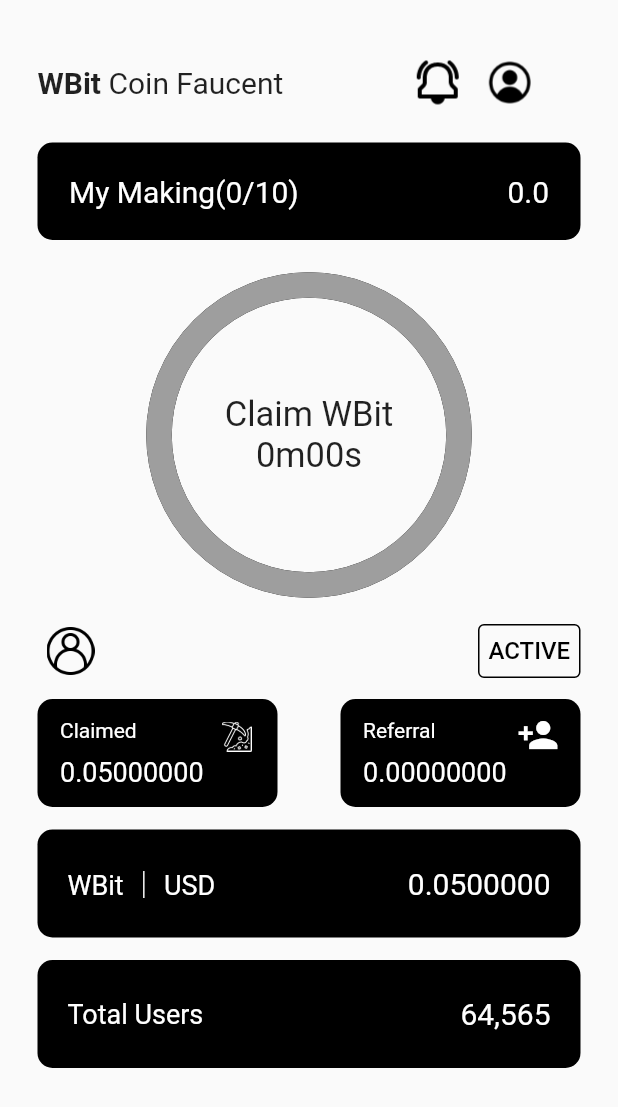
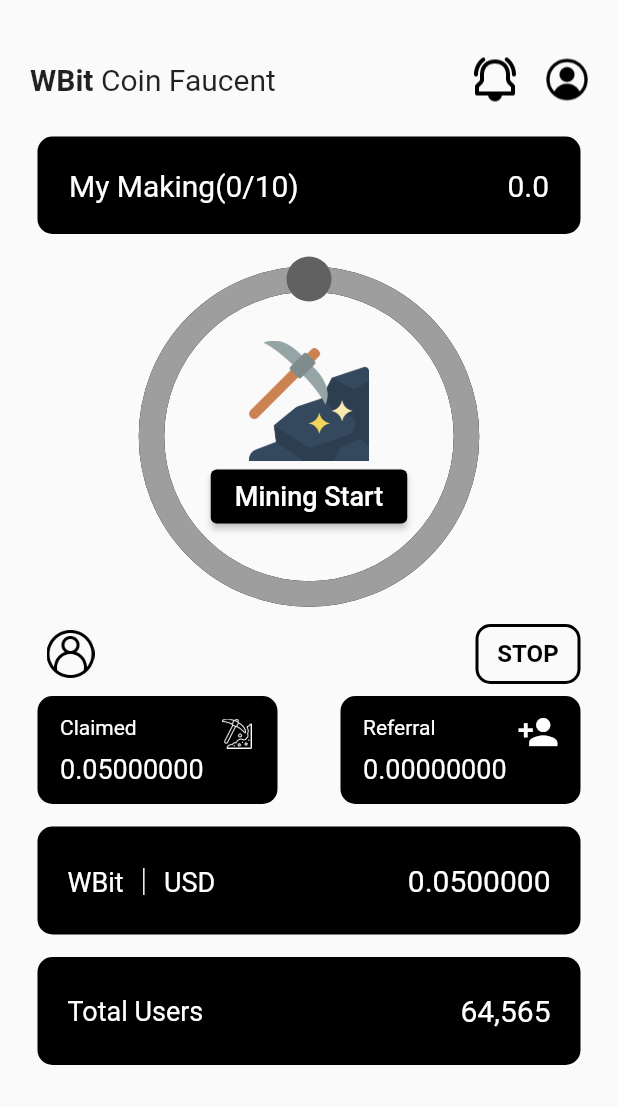
Before and after one commit to mym1986/flutter_miningwallet, a Flutter app: the Body screen opened directly, on a phone screen of 412 x 824 dp. Shown: the top 1107 px of the screen. Run offline on Flutter 3.47's test engine with Material 2 defaults, Android fonts, the light colour scheme and no system bars; our stand-ins replace dio, firebase_auth, firebase_core, flutter_secure_storage, flutter_svg, google_sign_in and 1 more; accounts and stored records are empty.

Commit message:
Modify 1) Top Size 2) customtimer 3) btn change ctn

```diff
--- a/lib/screens/MainScreen/components/body.dart
+++ b/lib/screens/MainScreen/components/body.dart
@@ -31,18 +31,20 @@ class _BodyState extends State<Body> with SingleTickerProviderStateMixin {
   @override
   void initState() {
     super.initState();
-    controller = AnimationController(vsync: this, duration: Duration(/*seconds: 10*/minutes: 10));
+    controller = AnimationController(
+        vsync: this, duration: Duration(/*seconds: 10*/ minutes: 10));
     _getEmail().then((val) => setState(() {
           email = val.toString();
-      _coinRepository.getMining(val.toString(), 0.05)
+          _coinRepository
+              .getMining(val.toString(), 0.05)
               .then((result) => setState(() {
-              if(double.parse(result["miningValue"]) > 0) {
+                    if (double.parse(result["miningValue"]) > 0) {
                       value = double.parse(result["miningValue"]);
                     }
-              if(double.parse(result["amount"]) > 0) {
+                    if (double.parse(result["amount"]) > 0) {
                       myValue = double.parse(result["amount"]);
                     }
-              if(int.parse(result["todayCount"]) > 0) {
+                    if (int.parse(result["todayCount"]) > 0) {
                       todayCount = int.parse(result["todayCount"]);
                     }
                     controller.reverse(from: 1 - value);
@@ -51,19 +53,18 @@ class _BodyState extends State<Body> with SingleTickerProviderStateMixin {
         }));
   }
 
-
-  Future<String> _getEmail() async{
+  Future<String> _getEmail() async {
     final FlutterSecureStorage storage = FlutterSecureStorage();
     return await storage.read(key: "User");
   }
 
-  Future<bool> _startMining() async{
+  Future<bool> _startMining() async {
     Map resultMap = await _coinRepository.updateMining(email, 0.05);
     myValue = resultMap["value"];
     return true;
   }
 
-  Future<bool> _getMining() async{
+  Future<bool> _getMining() async {
     Map resultMap = await _coinRepository.getMining(email, 0.05);
     myValue = resultMap["value"];
     Navigator.push(context, MaterialPageRoute(builder: (context) {
@@ -72,14 +73,14 @@ class _BodyState extends State<Body> with SingleTickerProviderStateMixin {
     return true;
   }
 
-  Future<void> _setStatus() async{
+  Future<void> _setStatus() async {
     //await _coinRepository.getMining(email, 0.05);
   }
 
   @override
   Widget build(BuildContext context) {
-
-    var animation = CurvedAnimation(parent: controller, curve: Curves.bounceInOut);
+    var animation =
+        CurvedAnimation(parent: controller, curve: Curves.bounceInOut);
     animation.addStatusListener((status) async {
       print("status : " + status.toString());
       print("controller.value : " + controller.value.toString());
@@ -96,15 +97,22 @@ class _BodyState extends State<Body> with SingleTickerProviderStateMixin {
           SizedBox(
             height: 15,
           ),
-          Container(
-            margin: EdgeInsets.symmetric(horizontal: 25, vertical: 15),
+          Padding(
+            padding: const EdgeInsets.only(left: 10),
+            child: Container(
+              margin: EdgeInsets.symmetric(horizontal: 10, vertical: 13),
               height: 50,
               // color: Colors.black,
+              child: Row(
+                mainAxisAlignment: MainAxisAlignment.spaceBetween,
+                children: [
+                  Container(
                     child: Row(
                       children: [
                         Text(
                           "WBit",
-                  style: TextStyle(fontWeight: FontWeight.bold, fontSize: 20),
+                          style: TextStyle(
+                              fontWeight: FontWeight.bold, fontSize: 20),
                         ),
                         SizedBox(
                           width: 5,
@@ -113,9 +121,12 @@ class _BodyState extends State<Body> with SingleTickerProviderStateMixin {
                           "Coin Faucent",
                           style: TextStyle(fontSize: 20),
                         ),
-                SizedBox(
-                  width: 79,
+                      ],
                     ),
+                  ),
+                  Container(
+                    child: Row(
+                      children: [
                         IconButton(
                           onPressed: () {
                             Navigator.push(
@@ -144,8 +155,12 @@ class _BodyState extends State<Body> with SingleTickerProviderStateMixin {
                             "assets/icons/mypage.png",
                             height: 35,
                           ),
-                )
+                        ),
                       ],
+                    ),
+                  ),
+                ],
+              ),
             ),
           ),
           Padding(
@@ -213,45 +228,54 @@ class _BodyState extends State<Body> with SingleTickerProviderStateMixin {
   }
 
   Widget countdowntimer() {
-    return GestureDetector(
-      onTap: () {
-        if (!controller.isAnimating && todayCount < 10) {
-          controller.reverse(from: controller.value == 0.0 ? 1.0 : controller.value);
-        }
-      },
-      child: AnimatedBuilder(
+    return
+        // GestureDetector(
+        //   onTap: () {
+        //     if (!controller.isAnimating && todayCount < 10) {
+        //       controller.reverse(
+        //           from: controller.value == 0.0 ? 1.0 : controller.value);
+        //     }
+        //   },
+        // child:
+        AnimatedBuilder(
             animation: controller,
             builder: (context, child) {
               return CustomPaint(
                 foregroundPainter: CustomTimerPainter(animation: controller),
                 child: Container(
-                width: 200,
-                height: 200,
+                  width: 210,
+                  height: 210,
                   // color: Colors.black,
                   child: Column(
                     mainAxisAlignment: MainAxisAlignment.center,
                     children: [
-                    Text(
-                      "Claim WBit",
-                      style: TextStyle(fontSize: 23),
+                      Image.asset(
+                        "assets/icons/mining.png",
+                        height: 80,
                       ),
-                    Text(
-                      timerString,
-                      style: TextStyle(fontSize: 23),
+                      ElevatedButton(
+                        style: ElevatedButton.styleFrom(
+                            primary: Colors.black, onPrimary: Colors.white),
+                        onPressed: () {
+                          if (!controller.isAnimating && todayCount < 10) {
+                            controller.reverse(
+                                from: controller.value == 0.0
+                                    ? 1.0
+                                    : controller.value);
+                          }
+                        },
+                        child: Text(
+                            controller.isAnimating
+                                ? timerString
+                                : "Mining Start",
+                            style:
+                                TextStyle(color: Colors.white, fontSize: 18)),
                       ),
-                    // GestureDetector(
-                    //   onTap: () {
-                    //     if (!controller.isAnimating && todayCount < 10) {
-                    //       controller.reverse(from: controller.value == 0.0 ? 1.0 : controller.value);
-                    //     }
-                    //   },
-                    // )
                     ],
                   ),
                 ),
               );
-          }),
-    );
+            });
   }
 
   Widget useractive(String email) {
@@ -277,22 +301,42 @@ class _BodyState extends State<Body> with SingleTickerProviderStateMixin {
               AnimatedBuilder(
                   animation: controller,
                   builder: (context, child) {
-                    return OutlinedButton(
-                      onPressed: () {
-                        if (!controller.isAnimating && todayCount < 10) {
-                          controller.reverse(from: controller.value == 0.0 ? 1.0 : controller.value);
-                        }
-                      },
-                      style: OutlinedButton.styleFrom(
-                          primary: Colors.black,
-                          side: BorderSide(color: Colors.black),
-                          padding: EdgeInsets.all(7)),
+                    return Container(
+                      height: 40,
+                      width: 70,
+                      decoration: BoxDecoration(
+                          border: Border.all(color: Colors.black, width: 2),
+                          borderRadius: BorderRadius.circular(10)),
+                      child: Center(
                         child: Text(
-                        "ACTIVE",
-                        // controller.isAnimating ? "ACTIVE" : "STOP",
-                        style: TextStyle(fontSize: 16, color: Colors.black),
+                          controller.isAnimating ? "ACTIVE" : "STOP",
+                          style: TextStyle(
+                            fontSize: 16,
+                            color: Colors.black,
+                            fontWeight: FontWeight.bold,
+                          ),
+                        ),
                       ),
                     );
+                    // OutlinedButton(
+                    //   onPressed: () {
+                    //     if (!controller.isAnimating && todayCount < 10) {
+                    //       controller.reverse(
+                    //           from: controller.value == 0.0
+                    //               ? 1.0
+                    //               : controller.value);
+                    //     }
+                    //   },
+                    //   style: OutlinedButton.styleFrom(
+                    //       primary: Colors.black,
+                    //       side: BorderSide(color: Colors.black),
+                    //       padding: EdgeInsets.all(7)),
+                    //   child: Text(
+                    //     "ACTIVE",
+                    //     // controller.isAnimating ? "ACTIVE" : "STOP",
+                    //     style: TextStyle(fontSize: 16, color: Colors.black),
+                    //   ),
+                    // );
                   }),
             ]),
           ),
--- a/lib/screens/MainScreen/components/customTimer.dart
+++ b/lib/screens/MainScreen/components/customTimer.dart
@@ -32,6 +32,23 @@ class CustomTimerPainter extends CustomPainter {
     double progress = (1.0 - animation.value) *2*pi;
     canvas.drawArc(Offset.zero & size, pi*1.5 , progress, false, animationArc);
 
+    final offset = Offset(
+      size.center(Offset.zero).dx +
+          size.width / 2.0 * cos(-pi / 2 + (1.0 - animation.value) * 2 * pi),
+      size.center(Offset.zero).dy +
+          size.width / 2.0 * sin(-pi / 2 + (1.0 - animation.value) * 2 * pi),
+    );
+
+    canvas.drawCircle(
+      offset,
+      15,
+      Paint()
+        ..strokeWidth = 5
+        ..color = Colors.grey.shade700
+        ..style = PaintingStyle.fill
+    );
+
+
   }
 
   @override
```
Also changed, not shown: assets/icons/mining.png (added). Lines whose indentation alone changed are shown as unchanged.
